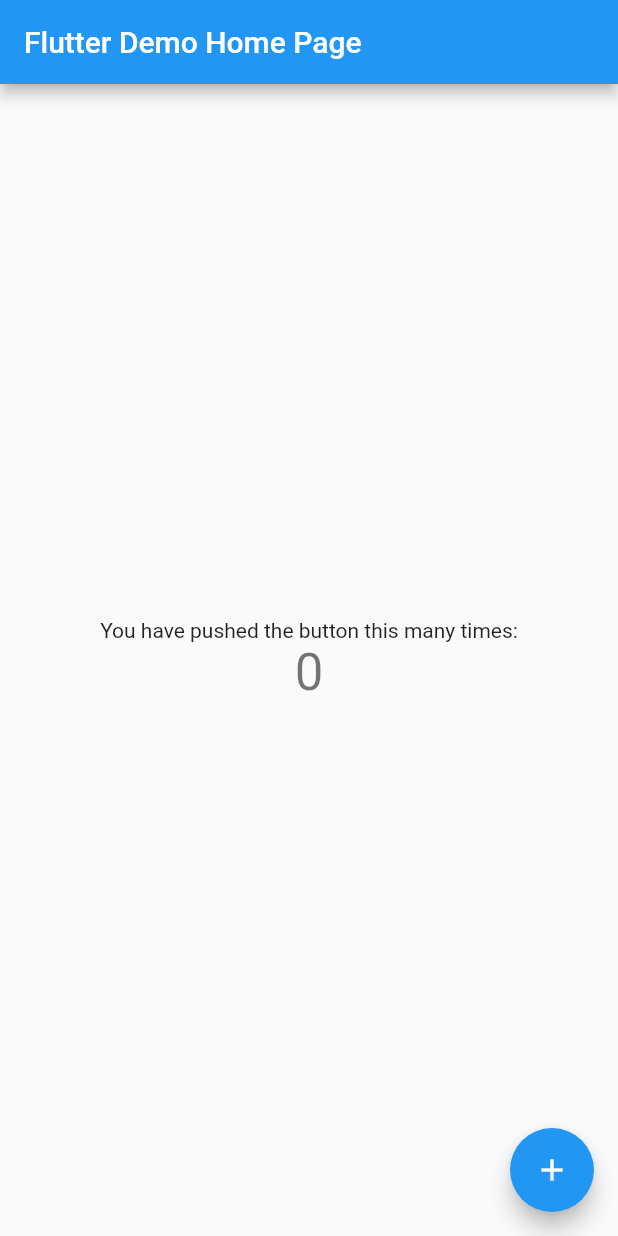
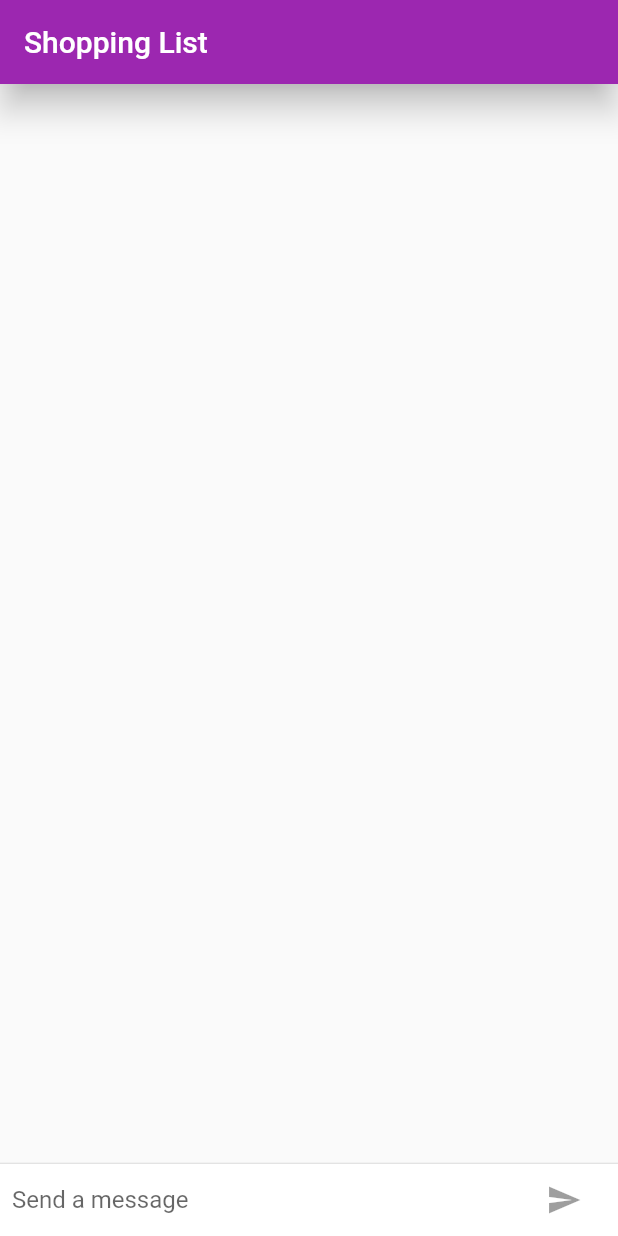
Before and after one commit to vijayvepa/Shopper, a Flutter app: the screen it shows after launch, on a phone screen of 412 x 824 dp. Run offline on Flutter 3.47's test engine with Material 2 defaults, Android fonts, the light colour scheme and no system bars.

Commit message:
Add ShoppingList screen

```diff
--- /dev/null
+++ b/Flutter/shopper/lib/components/ChatComposer.dart
@@ -0,0 +1,85 @@
+import 'package:flutter/cupertino.dart';
+import 'package:flutter/material.dart';
+
+
+class ChatComposer extends StatefulWidget{
+  final ValueChanged<String> textSubmitted;
+  ChatComposer({this.textSubmitted});
+
+  @override
+  State<StatefulWidget> createState() {
+    return new ChatComposerState(textSubmitted: this.textSubmitted);
+  }
+
+}
+
+class ChatComposerState extends State<ChatComposer> {
+
+  final ValueChanged<String> textSubmitted;
+
+  ChatComposerState({this.textSubmitted});
+
+  final TextEditingController _textEditingController = new TextEditingController();
+  bool _isComposing = false;
+
+  @override
+  Widget build(BuildContext context) {
+
+    final cardColor = Theme.of(context).cardColor;
+    final boxDecoration = new BoxDecoration(color: cardColor);
+
+    return new Container(decoration: boxDecoration,  child: _getComposer(),);
+
+  }
+
+  Widget _getComposer(){
+    final margin = const EdgeInsets.symmetric(horizontal: 8.0);
+    return new Container(margin: margin, child: _getRow(),);
+  }
+
+  Widget _getRow(){
+    return new Row(children: <Widget>[_getTextField(), _getSendButton()],);
+  }
+
+  Widget _getTextField(){
+    final decoration = new InputDecoration.collapsed(hintText: "Send a message");
+    final textfield= new TextField(controller: _textEditingController, onChanged: _handleChange, onSubmitted: _handleSubmitted, decoration: decoration,);
+
+    return new Flexible(child: textfield);
+  }
+
+  Widget _getSendButton(){
+    final margin = new EdgeInsets.symmetric(horizontal: 4.0);
+    final sendIcon = new Icon(Icons.send);
+    final sendText = new Text("Send");
+    final cupertinoButton = new CupertinoButton(child: sendText, onPressed: _determineIconButtonAction(),);
+    final iconButton = new IconButton(icon: sendIcon, onPressed: _determineIconButtonAction(),);
+
+    final button = Theme.of(context).platform == TargetPlatform.iOS ? cupertinoButton : iconButton;
+
+    return new Container(margin: margin, child: button,);
+  }
+
+  VoidCallback _determineIconButtonAction(){
+    return _isComposing ? _onIconButtonPressed : null;
+  }
+
+  void _onIconButtonPressed(){
+
+    _handleSubmitted(_textEditingController.text);
+  }
+
+  void _handleSubmitted(String value){
+    if(!_isComposing)
+      return;
+
+    _textEditingController.clear();
+    textSubmitted(value);
+  }
+
+  void _handleChange(String value){
+    setState((){
+      _isComposing = value.length > 0;
+    });
+  }
+}
--- /dev/null
+++ b/Flutter/shopper/lib/components/ChatMessageListView.dart
@@ -0,0 +1,55 @@
+import 'package:flutter/cupertino.dart';
+import 'package:flutter/material.dart';
+import 'package:shopper/components/ChatMessage.dart';
+
+class ChatMessageListView extends StatefulWidget{
+
+  final ChatMessagesState _chatMessagesState = new ChatMessagesState();
+  @override
+  State createState() => _chatMessagesState;
+
+  addMessage(String text){
+    _chatMessagesState.refresh(text);
+  }
+}
+
+class ChatMessagesState extends State<ChatMessageListView> with TickerProviderStateMixin{
+  final List<ChatMessage> _messages = [];
+
+  refresh(String text){
+    final animationController = new AnimationController(vsync: this, duration: new Duration(milliseconds: 700));
+    ChatMessage message = new ChatMessage(text: text, animationController: animationController);
+
+    setState((){
+      _messages.insert(0, message);
+    });
+
+    message.animationController.forward();
+  }
+
+  @override
+  Widget build(BuildContext context) {
+    final padding = new EdgeInsets.all(8.0);
+
+    final listView = new ListView.builder(
+      itemBuilder: _itemBuilder,
+      padding: padding,
+      reverse: true,
+      itemCount: _messages.length,);
+
+    return new Flexible(child: listView,);
+  }
+
+  ChatMessage _itemBuilder(_, int index){
+    return _messages[index];
+  }
+
+  @override
+  void dispose(){
+    for(ChatMessage message in _messages){
+      message.animationController.dispose();
+    }
+    super.dispose();
+  }
+
+}
--- a/Flutter/shopper/lib/main.dart
+++ b/Flutter/shopper/lib/main.dart
@@ -1,109 +1,20 @@
+import 'package:flutter/foundation.dart';
 import 'package:flutter/material.dart';
+import 'package:shopper/screens/ShoppingListScreen.dart';
+import 'package:shopper/styles/Themes.dart';
 
-void main() => runApp(new MyApp());
-
-class MyApp extends StatelessWidget {
-  // This widget is the root of your application.
-  @override
-  Widget build(BuildContext context) {
-    return new MaterialApp(
-      title: 'Flutter Demo',
-      theme: new ThemeData(
-        // This is the theme of your application.
-        //
-        // Try running your application with "flutter run". You'll see the
-        // application has a blue toolbar. Then, without quitting the app, try
-        // changing the primarySwatch below to Colors.green and then invoke
-        // "hot reload" (press "r" in the console where you ran "flutter run",
-        // or press Run > Flutter Hot Reload in IntelliJ). Notice that the
-        // counter didn't reset back to zero; the application is not restarted.
-        primarySwatch: Colors.blue,
-      ),
-      home: new MyHomePage(title: 'Flutter Demo Home Page'),
-    );
-  }
+void main(){
+  runApp(new FriendlyChatApp());
 }
 
-class MyHomePage extends StatefulWidget {
-  MyHomePage({Key key, this.title}) : super(key: key);
 
-  // This widget is the home page of your application. It is stateful, meaning
-  // that it has a State object (defined below) that contains fields that affect
-  // how it looks.
-
-  // This class is the configuration for the state. It holds the values (in this
-  // case the title) provided by the parent (in this case the App widget) and
-  // used by the build method of the State. Fields in a Widget subclass are
-  // always marked "final".
-
-  final String title;
-
-  @override
-  _MyHomePageState createState() => new _MyHomePageState();
-}
-
-class _MyHomePageState extends State<MyHomePage> {
-  int _counter = 0;
-
-  void _incrementCounter() {
-    setState(() {
-      // This call to setState tells the Flutter framework that something has
-      // changed in this State, which causes it to rerun the build method below
-      // so that the display can reflect the updated values. If we changed
-      // _counter without calling setState(), then the build method would not be
-      // called again, and so nothing would appear to happen.
-      _counter++;
-    });
-  }
+class FriendlyChatApp extends StatelessWidget{
 
   @override
   Widget build(BuildContext context) {
-    // This method is rerun every time setState is called, for instance as done
-    // by the _incrementCounter method above.
-    //
-    // The Flutter framework has been optimized to make rerunning build methods
-    // fast, so that you can just rebuild anything that needs updating rather
-    // than having to individually change instances of widgets.
-    return new Scaffold(
-      appBar: new AppBar(
-        // Here we take the value from the MyHomePage object that was created by
-        // the App.build method, and use it to set our appbar title.
-        title: new Text(widget.title),
-      ),
-      body: new Center(
-        // Center is a layout widget. It takes a single child and positions it
-        // in the middle of the parent.
-        child: new Column(
-          // Column is also layout widget. It takes a list of children and
-          // arranges them vertically. By default, it sizes itself to fit its
-          // children horizontally, and tries to be as tall as its parent.
-          //
-          // Invoke "debug paint" (press "p" in the console where you ran
-          // "flutter run", or select "Toggle Debug Paint" from the Flutter tool
-          // window in IntelliJ) to see the wireframe for each widget.
-          //
-          // Column has various properties to control how it sizes itself and
-          // how it positions its children. Here we use mainAxisAlignment to
-          // center the children vertically; the main axis here is the vertical
-          // axis because Columns are vertical (the cross axis would be
-          // horizontal).
-          mainAxisAlignment: MainAxisAlignment.center,
-          children: <Widget>[
-            new Text(
-              'You have pushed the button this many times:',
-            ),
-            new Text(
-              '$_counter',
-              style: Theme.of(context).textTheme.display1,
-            ),
-          ],
-        ),
-      ),
-      floatingActionButton: new FloatingActionButton(
-        onPressed: _incrementCounter,
-        tooltip: 'Increment',
-        child: new Icon(Icons.add),
-      ), // This trailing comma makes auto-formatting nicer for build methods.
-    );
+
+    final theme = defaultTargetPlatform == TargetPlatform.iOS ? Themes.iOS : Themes.android;
+    return new MaterialApp(title: "Friendly Chat", theme: theme, home: new ShoppingListScreen(),);
   }
+
 }
--- /dev/null
+++ b/Flutter/shopper/lib/screens/ShoppingListScreen.dart
@@ -0,0 +1,38 @@
+import 'package:flutter/cupertino.dart';
+import 'package:flutter/material.dart';
+import 'package:shopper/components/ChatComposer.dart';
+import 'package:shopper/components/ChatMessageListView.dart';
+
+
+class ShoppingListScreen extends StatelessWidget{
+  @override
+  Widget build(BuildContext context) {
+    return new Scaffold(appBar: _getAppBar(context), body: _getBody(context),);
+  }
+
+  AppBar _getAppBar(BuildContext context) {
+    var title = new Text("Shopping List");
+    final elevation = Theme.of(context).platform == TargetPlatform.iOS ? 4.0 : 9.0;
+    return new AppBar(title: title, elevation: elevation,);
+  }
+
+  Widget _getBody(BuildContext context){
+    final listView = new ChatMessageListView();
+    final chatComposer = new ChatComposer(textSubmitted: (x) => _onSubmit(listView, x));
+    final divider = new Divider(height: 1.0);
+
+    final column =  new Column(children: <Widget>[listView, divider, chatComposer],);
+
+    final top = new BorderSide(color: Colors.grey[200]);
+    final border = new Border(top: top);
+    final boxDecoration = new BoxDecoration(border: border);
+
+    final themeBoxDecoration = Theme.of(context).platform == TargetPlatform.iOS ? boxDecoration : null;
+
+    return new Container(decoration: themeBoxDecoration, child: column,);
+  }
+
+  void _onSubmit(ChatMessageListView view, String text){
+    view.addMessage(text);
+  }
+}
--- /dev/null
+++ b/Flutter/shopper/lib/styles/Themes.dart
@@ -0,0 +1,16 @@
+import 'package:flutter/material.dart';
+
+class Themes {
+
+  static final ThemeData iOS = new ThemeData(
+      primarySwatch: Colors.orange,
+      primaryColor: Colors.grey[100],
+      primaryColorBrightness: Brightness.light
+  );
+
+  static final ThemeData android = new ThemeData(
+      primarySwatch: Colors.purple,
+      accentColor: Colors.orangeAccent[400]
+  );
+
+}
```
Also changed, not shown: Flutter/shopper/lib/components/ChatMessage.dart (added, +55 -0 lines), Flutter/shopper/lib/screens/CouponsTab.dart (added), Flutter/shopper/lib/screens/ReceiptsTab.dart (added), Flutter/shopper/lib/screens/SharingTab.dart (added), Flutter/shopper/lib/screens/StoresSetupTab.dart (added), 1 other file.
